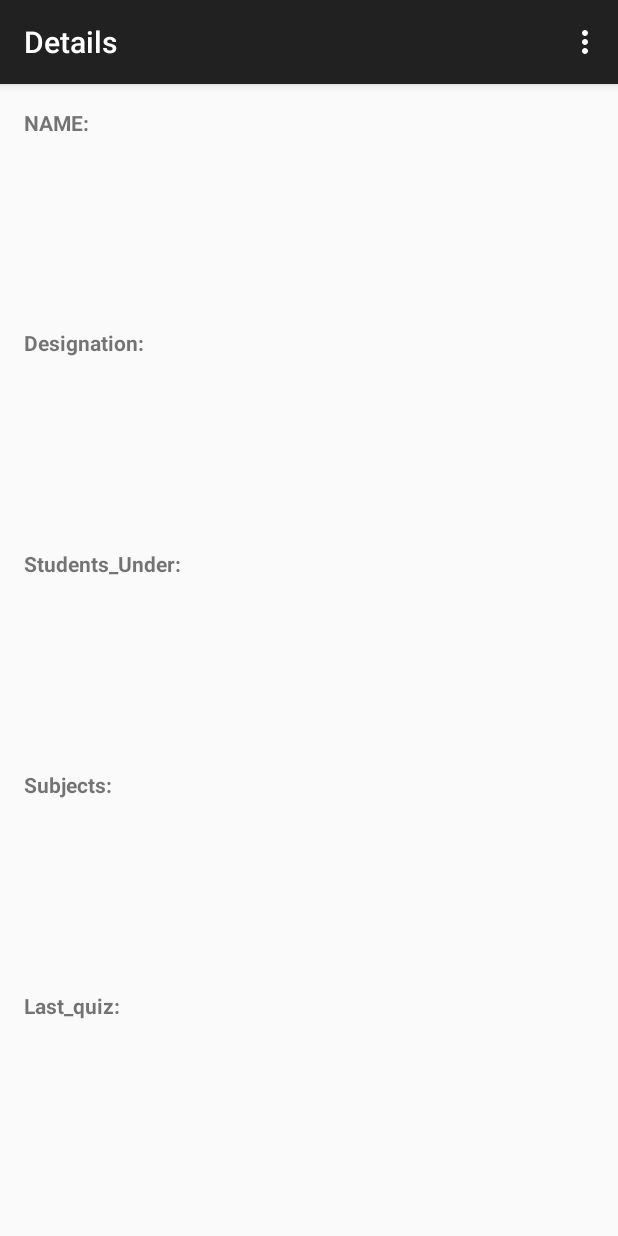
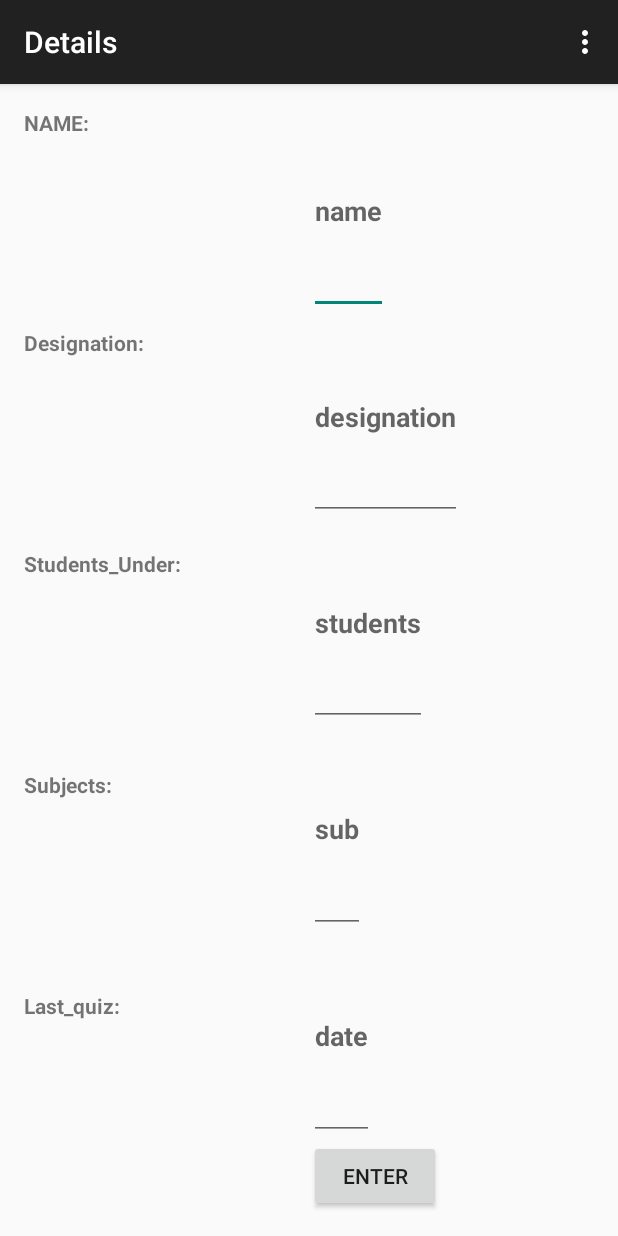
Before and after one commit to SayeedSharief/ProctorApp, an Android app: the DetailsPro screen opened directly, with no data from a screen before it, on a phone screen of 412 x 824 dp. Run offline under Robolectric (Android 15) with nearby library versions, the phone set to English and light mode, and no system bars; libraries missing offline, so code that uses them is left out: com.parse.

Commit message:
First commit

```diff
--- a/app/src/main/AndroidManifest.xml
+++ b/app/src/main/AndroidManifest.xml
@@ -9,6 +9,7 @@
         android:allowBackup="true"
         android:icon="@mipmap/ic_launcher"
         android:label="@string/app_name"
+        android:name=".main"
         android:theme="@style/AppTheme" >
         <meta-data
             android:name="com.parse.APPLICATION_ID"
--- a/app/src/main/java/com/example/sayeed/proctorapp/DetailsPro.java
+++ b/app/src/main/java/com/example/sayeed/proctorapp/DetailsPro.java
@@ -1,17 +1,76 @@
 package com.example.sayeed.proctorapp;
 
+import android.content.Intent;
 import android.support.v7.app.ActionBarActivity;
 import android.os.Bundle;
+import android.util.Log;
 import android.view.Menu;
 import android.view.MenuItem;
+import android.view.View;
+import android.widget.Button;
+import android.widget.EditText;
+import android.widget.TextView;
+import android.widget.Toast;
+
+import com.parse.FindCallback;
+import com.parse.ParseException;
+import com.parse.ParseObject;
+import com.parse.ParseQuery;
+import com.parse.SaveCallback;
+
+import org.w3c.dom.Text;
+
+import java.util.List;
 
 
 public class DetailsPro extends ActionBarActivity {
+
+
 
     @Override
     protected void onCreate(Bundle savedInstanceState) {
         super.onCreate(savedInstanceState);
         setContentView(R.layout.activity_details_pro);
+        final EditText pName = (EditText)findViewById(R.id.pname);
+        final EditText Desig = (EditText)findViewById(R.id.designation);
+        final EditText Stud = (EditText)findViewById(R.id.students);
+        final EditText Subj = (EditText)findViewById(R.id.subjects);
+        final EditText Quiz = (EditText)findViewById(R.id.quiz);
+        final Button but = (Button)findViewById(R.id.enter_button);
+
+        Intent ent = getIntent();
+        final String email = ent.getStringExtra("pEmail");
+
+        final String Name = pName.getEditableText().toString();
+        String Designstion = Desig.getEditableText().toString();
+        String Students = Stud.getEditableText().toString();
+        String Subjects = Subj.getEditableText().toString();
+        final String QUiz = Quiz.getEditableText().toString();
+
+        but.setOnClickListener(new View.OnClickListener() {
+            @Override
+            public void onClick(View v) {
+
+        ParseObject ob = new ParseObject("Professor");
+                ob.put("ADD",QUiz);// ADD is the column i have declared in Parse.com
+                if(ob.containsKey(email)){
+                    ob.saveInBackground(new SaveCallback() {
+                        @Override
+                        public void done(ParseException e) {
+                            if(e==null){
+                                Toast.makeText(getApplicationContext(),"Done Saving",Toast.LENGTH_LONG).show();
+                            }
+                            else{
+                                Log.d("Parse",e.getMessage());
+                            }
+                        }
+                    });
+                }
+
+
+
+            }
+        });
     }
 
 
--- a/app/src/main/java/com/example/sayeed/proctorapp/ProfessorLogin.java
+++ b/app/src/main/java/com/example/sayeed/proctorapp/ProfessorLogin.java
@@ -24,12 +24,13 @@ public class ProfessorLogin extends ActionBarActivity {
         pLogin.setOnClickListener(new View.OnClickListener() {
             @Override
             public void onClick(View v) {
-                String em = pEmail.getText().toString();
-                String pswd = pPasswd.getText().toString();
+                String em = pEmail.getEditableText().toString().toUpperCase();
+                String pswd = pPasswd.getEditableText().toString();
                 if(em.isEmpty() || pswd.isEmpty())
                     Toast.makeText(getApplicationContext(),"Please enter both eMail and Password",Toast.LENGTH_LONG).show();
                 else{
                     Intent in = new Intent(ProfessorLogin.this,DetailsPro.class);
+                    in.putExtra("pEmail",em);
                     startActivity(in);
                 }
             }
--- a/app/src/main/res/layout/activity_details2.xml
+++ b/app/src/main/res/layout/activity_details2.xml
@@ -44,6 +44,7 @@
             android:text="Sub3_CIE: "
             android:textStyle="bold"/>
 
+
         </LinearLayout>
 
 
--- a/app/src/main/res/layout/activity_details_pro.xml
+++ b/app/src/main/res/layout/activity_details_pro.xml
@@ -52,36 +52,47 @@
         android:layout_weight="0.5"
         android:orientation="vertical">
 
-        <TextView
+        <EditText
             android:layout_width="wrap_content"
             android:layout_height="wrap_content"
             android:layout_weight="1"
             android:id="@+id/pname"
+            android:hint="name"
             android:textStyle="bold"/>
-        <TextView
+        <EditText
             android:layout_width="wrap_content"
             android:layout_height="wrap_content"
             android:layout_weight="1"
             android:id="@+id/designation"
+            android:hint="designation"
             android:textStyle="bold"/>
-        <TextView
+        <EditText
             android:layout_width="wrap_content"
             android:layout_height="wrap_content"
             android:layout_weight="1"
+            android:hint="students"
             android:id="@+id/students"
             android:textStyle="bold"/>
-        <TextView
+        <EditText
             android:layout_width="wrap_content"
             android:layout_height="wrap_content"
             android:layout_weight="1"
             android:id="@+id/subjects"
+            android:hint="sub"
             android:textStyle="bold"/>
-        <TextView
+        <EditText
             android:layout_width="wrap_content"
             android:layout_height="wrap_content"
             android:layout_weight="1"
             android:id="@+id/quiz"
+            android:hint="date"
             android:textStyle="bold"/>
+
+        <Button
+            android:layout_width="wrap_content"
+            android:layout_height="wrap_content"
+            android:text="Enter"
+            android:id="@+id/enter_button"/>
     </LinearLayout>
 
 
```
Also changed, not shown: app/src/main/java/com/example/sayeed/proctorapp/Details.java (+6 -3 lines), 1 other file.
